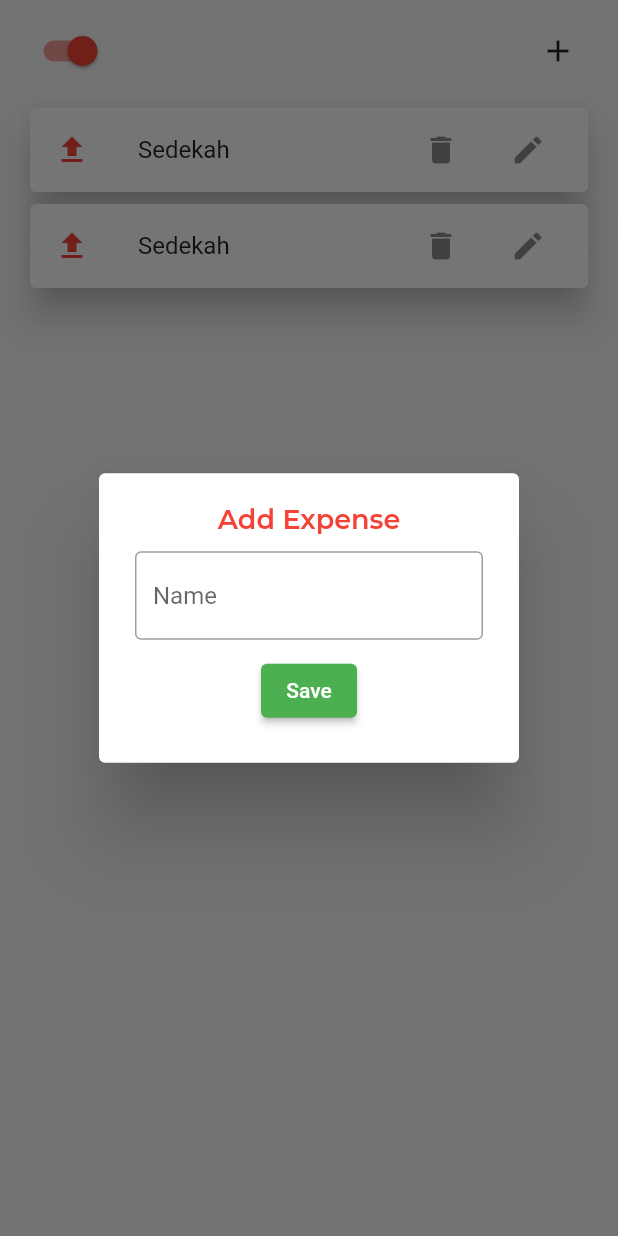
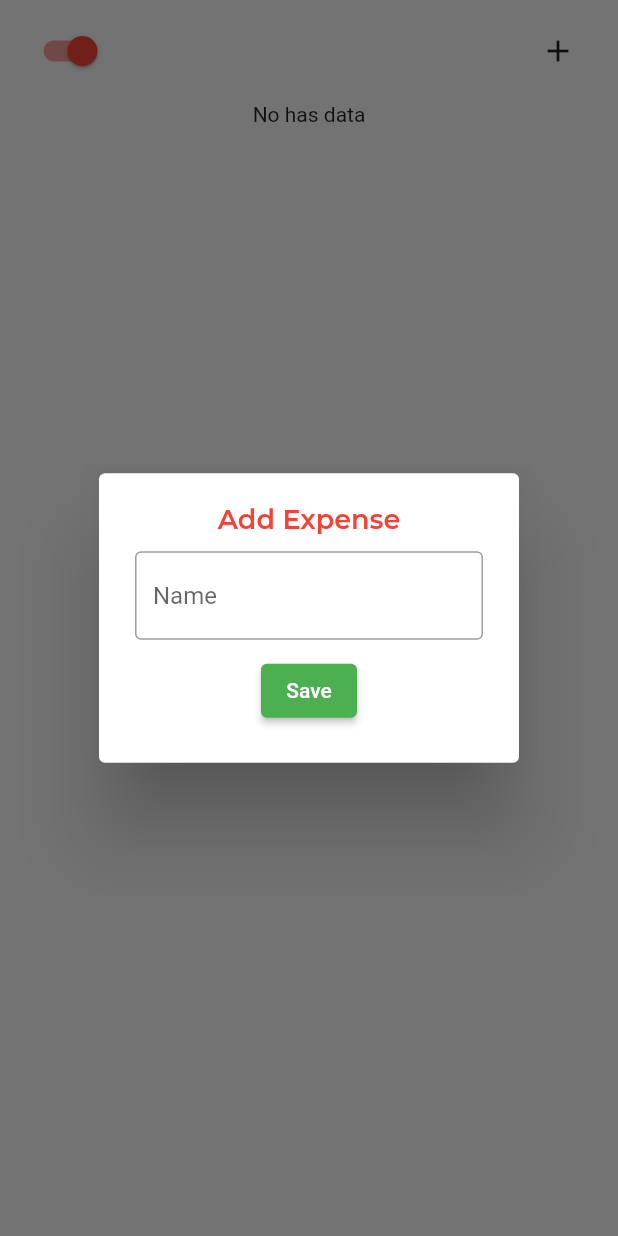
Before and after one commit to nuwasdzarrin/uangku, a Flutter app: the CategoryPage widget shown alone on an empty page, opened directly, after a tap on the "add" icon, on a phone screen of 412 x 824 dp. Run offline on Flutter 3.47's test engine with Material 2 defaults, Android fonts, the phone set to English and light mode, and no system bars; our stand-ins replace drift, google_fonts; missing offline and left inert: calendar_appbar; accounts and stored records are empty; generated files the repository leaves out were written again.

Commit message:
create crud category

```diff
--- /dev/null
+++ b/lib/models/database.dart
@@ -0,0 +1,48 @@
+// These imports are necessary to open the sqlite3 database
+import 'dart:io';
+
+import 'package:drift/drift.dart';
+import 'package:drift/native.dart';
+import 'package:path_provider/path_provider.dart';
+import 'package:path/path.dart' as p;
+import 'package:uangku/models/category.dart';
+import 'package:uangku/models/money_transaction.dart';
+
+part 'database.g.dart';
+
+@DriftDatabase(
+    tables: [Categories, MoneyTransaction]
+)
+class AppDatabase extends _$AppDatabase {
+  AppDatabase() : super(_openConnection());
+
+  @override
+  int get schemaVersion => 1;
+
+  // CRUD Category
+
+  Future<List<Category>> getAllCategoryRepo(int type) async {
+    return await (select(categories)..where(
+            (tbl) => tbl.type.equals(type)
+    )).get();
+  }
+  Future updateCategoryRepo(int id, String name) {
+    return (update(categories)..where(
+            (tbl) => tbl.id.equals(id))
+    ).write(CategoriesCompanion(name: Value(name)));
+  }
+  Future deleteCategoryRepo(int id) async {
+    return (delete(categories)..where((tbl) => tbl.id.equals(id))).go();
+  }
+}
+
+LazyDatabase _openConnection() {
+  // the LazyDatabase util lets us find the right location for the file async.
+  return LazyDatabase(() async {
+    // put the database file, called db.sqlite here, into the documents folder
+    // for your app.
+    final dbFolder = await getApplicationDocumentsDirectory();
+    final file = File(p.join(dbFolder.path, 'db.sqlite'));
+    return NativeDatabase.createInBackground(file);
+  });
+}
--- a/lib/pages/category_page.dart
+++ b/lib/pages/category_page.dart
@@ -1,6 +1,7 @@
 import 'package:flutter/cupertino.dart';
 import 'package:flutter/material.dart';
 import 'package:google_fonts/google_fonts.dart';
+import 'package:uangku/models/database.dart';
 
 class CategoryPage extends StatefulWidget {
   const CategoryPage({super.key});
@@ -11,8 +12,34 @@
 
 class _CategoryPageState extends State<CategoryPage> {
   bool isExpense = true;
+  TextEditingController categoryNameController = TextEditingController();
 
-  void openDialog() {
+  final AppDatabase database = AppDatabase();
+  Future insert(String name, int type) async {
+    DateTime now = DateTime.now();
+    final result = await database.into(database.categories).insertReturning(
+        CategoriesCompanion.insert(
+            name: name,
+            type: type,
+            createdAt: now,
+            updatedAt: now
+        )
+    );
+    print("Masuk: " + result.toString());
+  }
+
+  Future<List<Category>> getAllCategory(int type) async {
+    return await database.getAllCategoryRepo(type);
+  }
+
+  Future update(int categoryId, String categoryName) async {
+    return await database.updateCategoryRepo(categoryId, categoryName);
+  }
+
+  void openDialog(Category? category) {
+    if (category != null) {
+      categoryNameController.text = category.name;
+    }
     showDialog(
         context: context,
         builder: (BuildContext context) {
@@ -31,13 +58,24 @@
                     ),
                     const SizedBox(height: 10,),
                     TextFormField(
+                      controller: categoryNameController,
                       decoration: const InputDecoration(
                         border: OutlineInputBorder(),
                         hintText: "Name"
                       ),
                     ),
                     const SizedBox(height: 10,),
-                    ElevatedButton(onPressed: () {}, child: const Text("Save"))
+                    ElevatedButton(
+                        onPressed: () {
+                          category == null ?
+                            insert(categoryNameController.text, isExpense ? 2 : 1)
+                            : update(category.id, categoryNameController.text);
+                          Navigator.of(context, rootNavigator: true).pop('dialog');
+                          setState(() {});
+                          categoryNameController.clear();
+                        },
+                        child: const Text("Save")
+                    )
                   ],
                 ),
               ),
@@ -48,7 +86,8 @@
   }
   @override
   Widget build(BuildContext context) {
-    return SafeArea(
+    return SingleChildScrollView(
+      child: SafeArea(
           child: Column(
             children: [
               Padding(
@@ -69,14 +108,28 @@
                     ),
                     IconButton(
                         onPressed: () {
-                        openDialog();
+                          openDialog(null);
                         },
                         icon: const Icon(Icons.add)
                     )
                   ],
                 ),
               ),
-            Padding(
+              FutureBuilder<List<Category>>(
+                  future: getAllCategory(isExpense ? 2 : 1),
+                  builder: (context, snapshot) {
+                    if (snapshot.connectionState == ConnectionState.waiting) {
+                      return const Center(
+                        child: CircularProgressIndicator(),
+                      );
+                    } else {
+                      if (snapshot.hasData && snapshot.data!.length > 0) {
+                        return ListView.builder(
+                            shrinkWrap: true,
+                            physics: const NeverScrollableScrollPhysics(),
+                            itemCount: snapshot.data!.length,
+                            itemBuilder: (context, index) {
+                              return Padding(
                                 padding: const EdgeInsets.symmetric(horizontal: 16),
                                 child: Card(
                                   elevation: 10,
@@ -84,40 +137,44 @@
                                     leading: isExpense ?
                                     const Icon(Icons.upload, color: Colors.red,)
                                         : const Icon(Icons.download, color: Colors.green,),
-                  title: const Text("Sedekah"),
+                                    title: Text(snapshot.data![index].name),
                                     trailing: Row(
                                       mainAxisSize: MainAxisSize.min,
                                       children: [
-                      IconButton(onPressed: () {}, icon: const Icon(Icons.delete)),
+                                        IconButton(
+                                            onPressed: () {
+                                              database.deleteCategoryRepo(
+                                                  snapshot.data![index].id
+                                              );
+                                              setState(() {});
+                                            },
+                                            icon: const Icon(Icons.delete)
+                                        ),
                                         const SizedBox(width: 10,),
-                      IconButton(onPressed: () {}, icon: const Icon(Icons.edit)),
+                                        IconButton(
+                                            onPressed: () {
+                                              openDialog(snapshot.data![index]);
+                                            },
+                                            icon: const Icon(Icons.edit)
+                                        ),
                                       ],
                                     ),
                                   ),
                                 ),
-            ),
-            Padding(
-              padding: const EdgeInsets.symmetric(horizontal: 16),
-              child: Card(
-                elevation: 10,
-                child: ListTile(
-                  leading: isExpense ?
-                    const Icon(Icons.upload, color: Colors.red,)
-                    : const Icon(Icons.download, color: Colors.green,),
-                  title: const Text("Sedekah"),
-                  trailing: Row(
-                    mainAxisSize: MainAxisSize.min,
-                    children: [
-                      IconButton(onPressed: () {}, icon: const Icon(Icons.delete)),
-                      const SizedBox(width: 10,),
-                      IconButton(onPressed: () {}, icon: const Icon(Icons.edit)),
-                    ],
-                  ),
-                ),
-              ),
-            ),
-          ],
-        )
+                              );
+                            }
+                        );
+                      } else {
+                        return const Center(
+                          child: Text("No has data"),
                         );
                       }
                     }
+                  }
+              )
+            ],
+          )
+      ),
+    );
+  }
+}
```
Also changed, not shown: lib/models/category.dart (added, +11 -0 lines), lib/models/money_transaction.dart (added, +12 -0 lines), pubspec.yaml (+4 -4 lines), lib/models/database.g.dart (added). Lines whose indentation alone changed are shown as unchanged.
